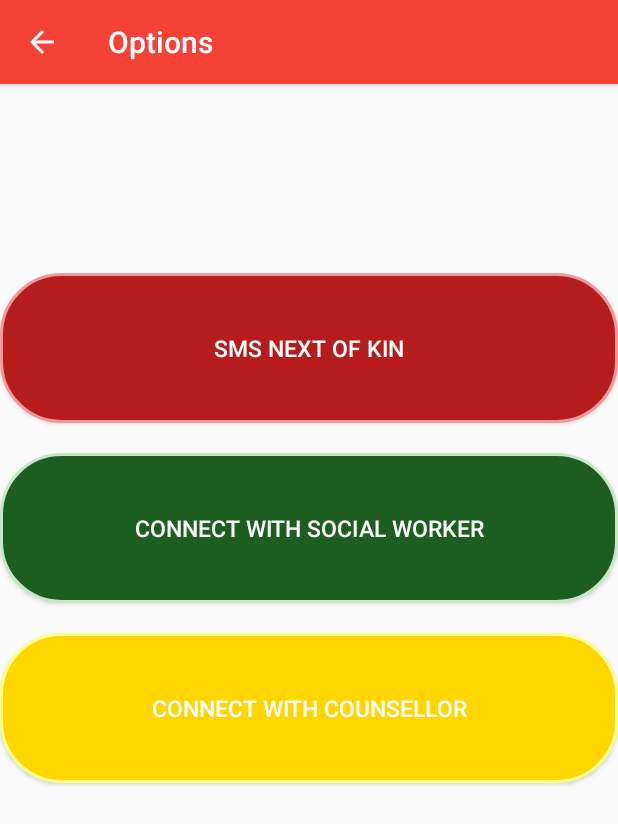
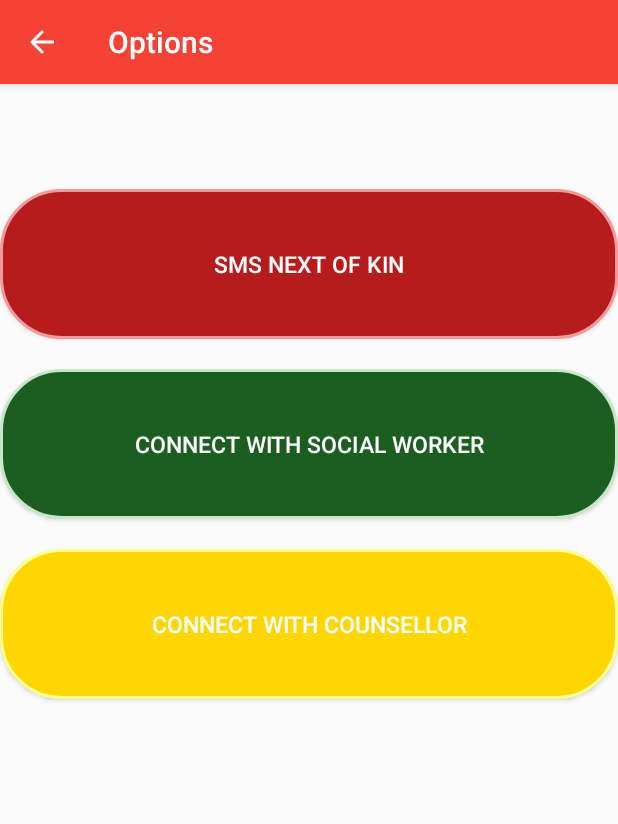
Before and after one commit to Codetribe-DopeCoders/Dope-Coders, an Android app: the Levels screen opened directly, with no data from a screen before it, on a phone screen of 412 x 824 dp. Shown: the top 824 px of the screen. Run offline under Robolectric (Android 15) with nearby library versions, the phone set to English and light mode, and no system bars; our stand-ins replace Firebase (no records; nobody signed in at launch, a user with empty details on screens opened directly); libraries missing offline, so code that uses them is left out: br.com.bloder.

Commit message:
robot xml

```diff
--- a/app/src/main/res/layout/activity_levels.xml
+++ b/app/src/main/res/layout/activity_levels.xml
@@ -1,33 +1,14 @@
 <?xml version="1.0" encoding="utf-8"?>
     <LinearLayout
         xmlns:android="http://schemas.android.com/apk/res/android"
-        xmlns:app="http://schemas.android.com/apk/res-auto"
+
         xmlns:tools="http://schemas.android.com/tools"
         android:layout_width="match_parent"
         android:layout_height="match_parent"
         android:orientation="vertical"
+    android:layout_marginTop="50dp"
+    android:layout_marginBottom="50dp"
         tools:context="com.example.codetribe.palliate.Levels">
-
-
-        <LinearLayout
-            android:layout_width="match_parent"
-            android:layout_height="0dp"
-            android:layout_weight="0.17"
-            android:orientation="vertical"
-            tools:context="za.co.mamoletu.register.MainActivity">
-
-
-        </LinearLayout>
-
-        <LinearLayout
-            xmlns:android="http://schemas.android.com/apk/res/android"
-            xmlns:app="http://schemas.android.com/apk/res-auto"
-            xmlns:tools="http://schemas.android.com/tools"
-            android:layout_width="match_parent"
-            android:layout_height="0dp"
-            android:layout_weight="1.06"
-            android:orientation="vertical"
-            tools:context="za.co.mamoletu.register.MainActivity">
 
 
             <Button
@@ -64,6 +45,4 @@
                 android:background="@drawable/yellow_button"/>
 
 
-        </LinearLayout>
-
     </LinearLayout>
```
